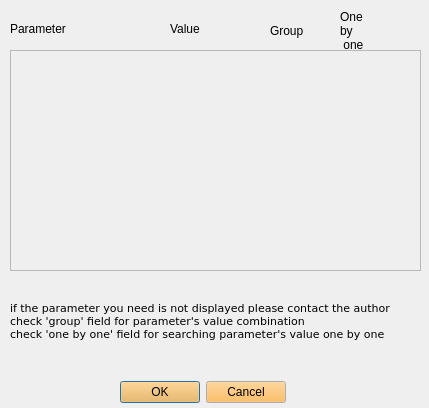
Before: the Qt Designer form param.ui in Ol333/dipl, drawn with Qt 5.
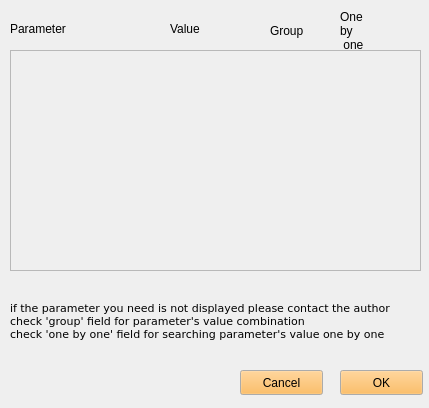
After: the same form once the commit is applied.

Commit message: interface etc idk

Diff of the .ui file:
```diff
--- a/param.ui
+++ b/param.ui
@@ -13,6 +13,12 @@
   <property name="windowTitle">
    <string>Parameters</string>
   </property>
+  <property name="autoFillBackground">
+   <bool>true</bool>
+  </property>
+  <property name="locale">
+   <locale language="English" country="UnitedStates"/>
+  </property>
   <widget class="QScrollArea" name="scrollArea">
    <property name="geometry">
     <rect>
@@ -62,56 +68,6 @@
     <string>Value</string>
    </property>
   </widget>
-  <widget class="QDialogButtonBox" name="buttonBox">
-   <property name="geometry">
-    <rect>
-     <x>120</x>
-     <y>380</y>
-     <width>166</width>
-     <height>25</height>
-    </rect>
-   </property>
-   <property name="palette">
-    <palette>
-     <active>
-      <colorrole role="Button">
-       <brush brushstyle="SolidPattern">
-        <color alpha="255">
-         <red>252</red>
-         <green>175</green>
-         <blue>62</blue>
-        </color>
-       </brush>
-      </colorrole>
-     </active>
-     <inactive>
-      <colorrole role="Button">
-       <brush brushstyle="SolidPattern">
-        <color alpha="255">
-         <red>252</red>
-         <green>175</green>
-         <blue>62</blue>
-        </color>
-       </brush>
-      </colorrole>
-     </inactive>
-     <disabled>
-      <colorrole role="Button">
-       <brush brushstyle="SolidPattern">
-        <color alpha="255">
-         <red>252</red>
-         <green>175</green>
-         <blue>62</blue>
-        </color>
-       </brush>
-      </colorrole>
-     </disabled>
-    </palette>
-   </property>
-   <property name="standardButtons">
-    <set>QDialogButtonBox::Cancel|QDialogButtonBox::Ok</set>
-   </property>
-  </widget>
   <widget class="QLabel" name="label_3">
    <property name="geometry">
     <rect>
@@ -161,6 +117,106 @@
  one</string>
    </property>
   </widget>
+  <widget class="QPushButton" name="pushButton">
+   <property name="geometry">
+    <rect>
+     <x>240</x>
+     <y>370</y>
+     <width>83</width>
+     <height>25</height>
+    </rect>
+   </property>
+   <property name="palette">
+    <palette>
+     <active>
+      <colorrole role="Button">
+       <brush brushstyle="SolidPattern">
+        <color alpha="255">
+         <red>252</red>
+         <green>175</green>
+         <blue>62</blue>
+        </color>
+       </brush>
+      </colorrole>
+     </active>
+     <inactive>
+      <colorrole role="Button">
+       <brush brushstyle="SolidPattern">
+        <color alpha="255">
+         <red>252</red>
+         <green>175</green>
+         <blue>62</blue>
+        </color>
+       </brush>
+      </colorrole>
+     </inactive>
+     <disabled>
+      <colorrole role="Button">
+       <brush brushstyle="SolidPattern">
+        <color alpha="255">
+         <red>252</red>
+         <green>175</green>
+         <blue>62</blue>
+        </color>
+       </brush>
+      </colorrole>
+     </disabled>
+    </palette>
+   </property>
+   <property name="text">
+    <string>Cancel</string>
+   </property>
+  </widget>
+  <widget class="QPushButton" name="pushButton_2">
+   <property name="geometry">
+    <rect>
+     <x>340</x>
+     <y>370</y>
+     <width>83</width>
+     <height>25</height>
+    </rect>
+   </property>
+   <property name="palette">
+    <palette>
+     <active>
+      <colorrole role="Button">
+       <brush brushstyle="SolidPattern">
+        <color alpha="255">
+         <red>252</red>
+         <green>175</green>
+         <blue>62</blue>
+        </color>
+       </brush>
+      </colorrole>
+     </active>
+     <inactive>
+      <colorrole role="Button">
+       <brush brushstyle="SolidPattern">
+        <color alpha="255">
+         <red>252</red>
+         <green>175</green>
+         <blue>62</blue>
+        </color>
+       </brush>
+      </colorrole>
+     </inactive>
+     <disabled>
+      <colorrole role="Button">
+       <brush brushstyle="SolidPattern">
+        <color alpha="255">
+         <red>252</red>
+         <green>175</green>
+         <blue>62</blue>
+        </color>
+       </brush>
+      </colorrole>
+     </disabled>
+    </palette>
+   </property>
+   <property name="text">
+    <string>OK</string>
+   </property>
+  </widget>
  </widget>
  <resources/>
  <connections/>
```
The commit also changes 7 other files.
